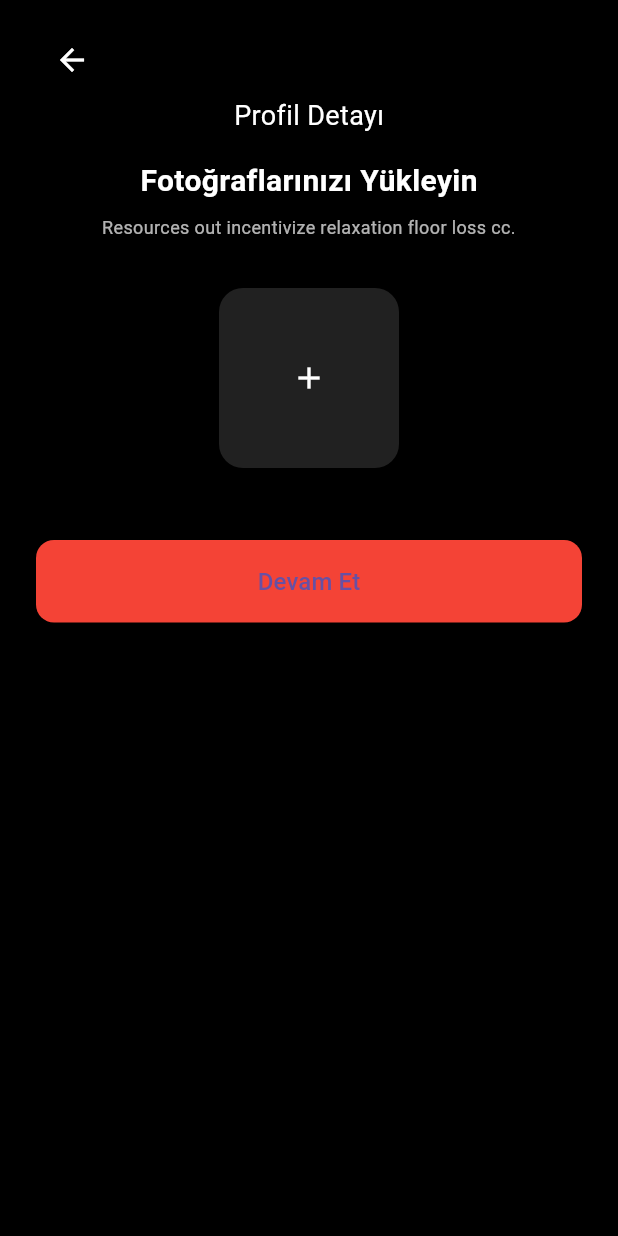
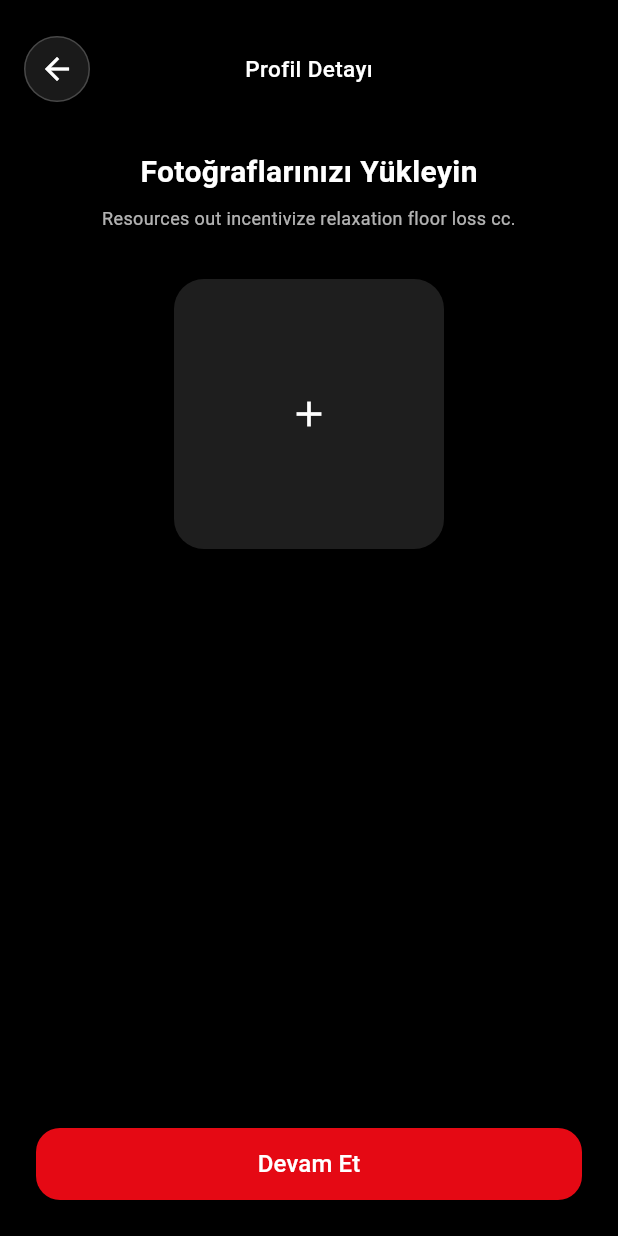
Before and after one commit to denizhanMisirlioglu/shartflix, a Flutter app: the UploadPhotoPage screen opened directly with empty values, on a phone screen of 412 x 824 dp. Run offline on Flutter 3.47's test engine with Material 3 defaults, Android fonts, the phone set to English and light mode, and no system bars; our stand-ins replace dartz, equatable, flutter_bloc, flutter_secure_storage, get_it, image_picker; accounts and stored records are empty; Roboto replaces fonts that are missing (EuclidCircularA).

Commit message:
upload page ui update

```diff
--- a/lib/presentation/pages/upload_photo_page.dart
+++ b/lib/presentation/pages/upload_photo_page.dart
@@ -1,9 +1,7 @@
 import 'dart:io';
-
 import 'package:flutter/material.dart';
 import 'package:flutter_bloc/flutter_bloc.dart';
 import 'package:image_picker/image_picker.dart';
-
 import '../blocs/upload_photo_bloc/upload_photo_bloc.dart';
 import '../blocs/upload_photo_bloc/upload_photo_event.dart';
 import '../blocs/upload_photo_bloc/upload_photo_state.dart';
@@ -50,7 +48,7 @@ class _UploadPhotoPageState extends State<UploadPhotoPage> {
           ScaffoldMessenger.of(context).showSnackBar(
             const SnackBar(content: Text('Fotoğraf yüklendi ✅')),
           );
-          Navigator.pop(context, true); // ✅ Sayfayı true ile kapat
+          Navigator.pop(context, true);
         } else if (state is UploadPhotoFailure) {
           ScaffoldMessenger.of(context).showSnackBar(
             SnackBar(content: Text('Hata: ${state.message}')),
@@ -61,71 +59,117 @@ class _UploadPhotoPageState extends State<UploadPhotoPage> {
         return Scaffold(
           backgroundColor: Colors.black,
           body: SafeArea(
-            child: Padding(
-              padding: const EdgeInsets.symmetric(horizontal: 24.0, vertical: 16),
             child: Column(
+              children: [
+                const SizedBox(height: 24),
+                Padding(
+                  padding: const EdgeInsets.symmetric(horizontal: 16),
+                  child: Stack(
+                    alignment: Alignment.center,
                     children: [
                       Align(
                         alignment: Alignment.centerLeft,
-                    child: IconButton(
-                      icon: const Icon(Icons.arrow_back, color: Colors.white),
-                      onPressed: () => Navigator.pop(context),
+                        child: GestureDetector(
+                          onTap: () => Navigator.pop(context),
+                          child: Container(
+                            width: 44,
+                            height: 44,
+                            decoration: BoxDecoration(
+                              shape: BoxShape.circle,
+                              color: const Color.fromRGBO(255, 255, 255, 0.1),
+                              border: Border.all(color: Color.fromRGBO(255, 255, 255, 0.2)),
+                            ),
+                            child: const Icon(Icons.arrow_back, color: Colors.white),
+                          ),
                         ),
                       ),
                       const Text(
                         'Profil Detayı',
-                    style: TextStyle(color: Colors.white, fontSize: 18),
+                        style: TextStyle(
+                          fontFamily: 'EuclidCircularA',
+                          fontSize: 15,
+                          fontWeight: FontWeight.w500,
+                          color: Colors.white,
                         ),
-                  const SizedBox(height: 16),
+                      ),
+                    ],
+                  ),
+                ),
+                const SizedBox(height: 32),
                 const Text(
                   'Fotoğraflarınızı Yükleyin',
-                    style: TextStyle(color: Colors.white, fontSize: 20, fontWeight: FontWeight.bold),
+                  style: TextStyle(
+                    color: Colors.white,
+                    fontSize: 20,
+                    fontWeight: FontWeight.bold,
+                    fontFamily: 'EuclidCircularA',
+                  ),
                 ),
                 const SizedBox(height: 8),
-                  const Text(
+                const Padding(
+                  padding: EdgeInsets.symmetric(horizontal: 24.0),
+                  child: Text(
                     'Resources out incentivize relaxation floor loss cc.',
-                    style: TextStyle(color: Colors.white70, fontSize: 12),
+                    style: TextStyle(
+                      color: Colors.white70,
+                      fontSize: 12,
+                      fontFamily: 'EuclidCircularA',
+                    ),
                     textAlign: TextAlign.center,
+                  ),
                 ),
                 const SizedBox(height: 32),
                 GestureDetector(
                   onTap: pickImage,
                   child: Container(
-                      height: 120,
-                      width: 120,
+                    height: 180,
+                    width: 180,
                     decoration: BoxDecoration(
-                        color: Colors.grey[900],
-                        borderRadius: BorderRadius.circular(16),
+                      color: const Color(0xFF1E1E1E),
+                      borderRadius: BorderRadius.circular(20),
                     ),
                     child: selectedImage != null
                         ? ClipRRect(
-                        borderRadius: BorderRadius.circular(16),
-                        child: Image.file(selectedImage!, fit: BoxFit.cover),
+                      borderRadius: BorderRadius.circular(20),
+                      child: Image.file(
+                        selectedImage!,
+                        fit: BoxFit.cover,
+                      ),
                     )
                         : const Center(
-                        child: Icon(Icons.add, color: Colors.white),
+                      child: Icon(Icons.add, color: Colors.white, size: 28),
                     ),
                   ),
                 ),
-                  const SizedBox(height: 48),
-                  SizedBox(
+                const Spacer(),
+                Padding(
+                  padding: const EdgeInsets.symmetric(horizontal: 24.0, vertical: 24),
+                  child: SizedBox(
                     width: double.infinity,
+                    height: 48,
                     child: ElevatedButton(
                       onPressed: state is UploadPhotoLoading ? null : uploadImage,
                       style: ElevatedButton.styleFrom(
-                        backgroundColor: Colors.red,
-                        padding: const EdgeInsets.symmetric(vertical: 16),
+                        backgroundColor: const Color(0xFFE50914),
                         shape: RoundedRectangleBorder(
-                          borderRadius: BorderRadius.circular(12),
+                          borderRadius: BorderRadius.circular(16),
                         ),
                       ),
                       child: state is UploadPhotoLoading
                           ? const CircularProgressIndicator(color: Colors.white)
-                          : const Text('Devam Et', style: TextStyle(fontSize: 16)),
+                          : const Text(
+                        'Devam Et',
+                        style: TextStyle(
+                          color: Colors.white,
+                          fontSize: 16,
+                          fontWeight: FontWeight.w500,
+                          fontFamily: 'EuclidCircularA',
+                        ),
+                      ),
+                    ),
                   ),
                 ),
               ],
-              ),
             ),
           ),
         );
```
Lines whose indentation alone changed are shown as unchanged.
